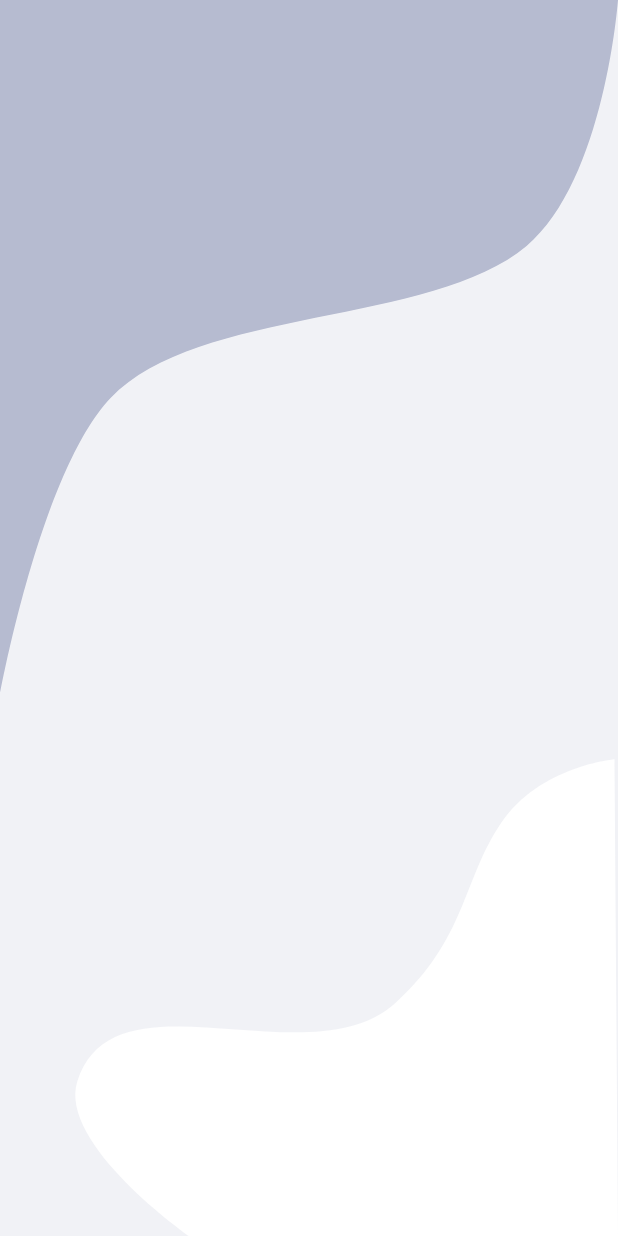
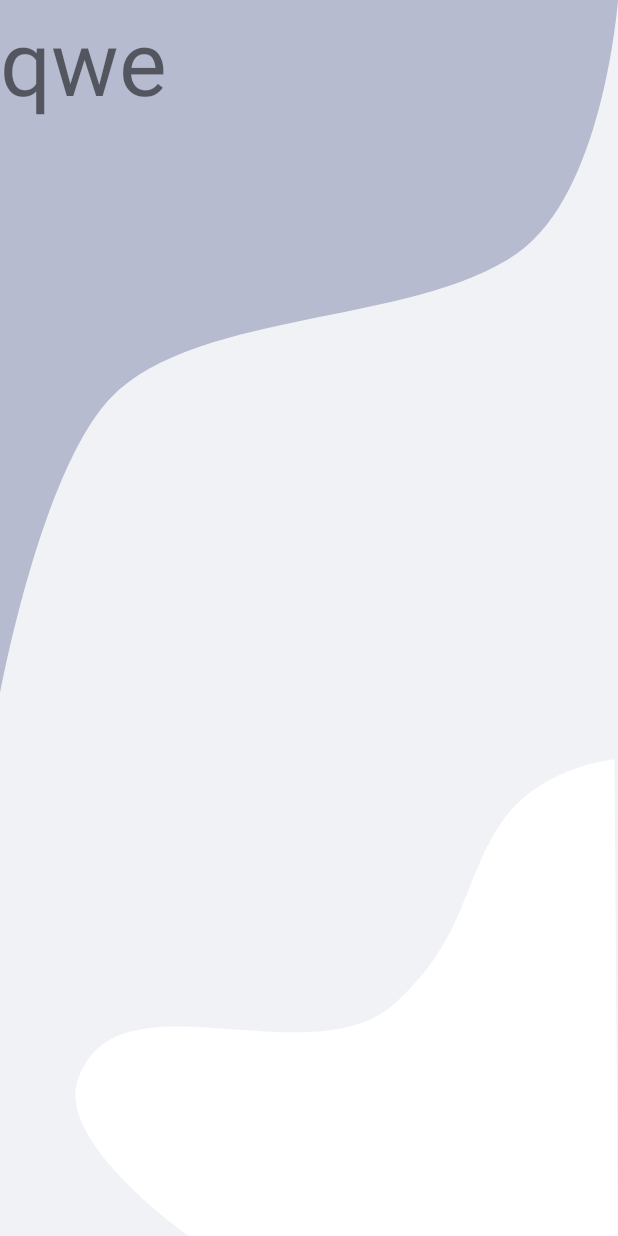
Before and after one commit to brusdamson/Coloring_Book, an Android app: the screen it shows after launch (MainActivity), on a phone screen of 412 x 824 dp. Run offline under Robolectric (Android 15) with nearby library versions, the phone set to English and light mode, and no system bars.

Commit message:
scroll view

```diff
--- a/app/src/main/res/layout/activity_main.xml
+++ b/app/src/main/res/layout/activity_main.xml
@@ -1,40 +1,24 @@
 <?xml version="1.0" encoding="utf-8"?>
-<RelativeLayout xmlns:android="http://schemas.android.com/apk/res/android"
+<ScrollView xmlns:android="http://schemas.android.com/apk/res/android"
     xmlns:app="http://schemas.android.com/apk/res-auto"
     xmlns:tools="http://schemas.android.com/tools"
     android:layout_width="match_parent"
     android:layout_height="match_parent"
     android:background="@drawable/background"
     tools:context=".MainActivity">
+    <TableLayout
+        android:layout_width="wrap_content"
+        android:layout_height="wrap_content">
+        <TableRow>
+            <TextView
+                android:layout_width="wrap_content"
+                android:layout_height="wrap_content"
+                android:text="qwe"
+                android:textSize="60dp"
+                android:textAlignment="center"
+                />
+        </TableRow>
+    </TableLayout>
 
 
-    <TableLayout
-        android:id="@+id/tableLayout"
-        android:layout_width="0dp"
-        android:layout_height="0dp"
-        android:layout_marginStart="1dp"
-        android:layout_marginTop="1dp"
-        android:layout_marginEnd="1dp"
-        android:layout_marginBottom="1dp"
-        app:layout_constraintBottom_toBottomOf="parent"
-        app:layout_constraintEnd_toEndOf="parent"
-        app:layout_constraintStart_toStartOf="parent"
-        app:layout_constraintTop_toTopOf="parent">
-
-        <TableRow
-            android:layout_width="match_parent"
-            android:layout_height="match_parent" />
-
-        <TableRow
-            android:layout_width="match_parent"
-            android:layout_height="match_parent" />
-
-        <TableRow
-            android:layout_width="match_parent"
-            android:layout_height="match_parent" />
-
-        <TableRow
-            android:layout_width="match_parent"
-            android:layout_height="match_parent" />
-    </TableLayout>
-</RelativeLayout>
+</ScrollView>
```
